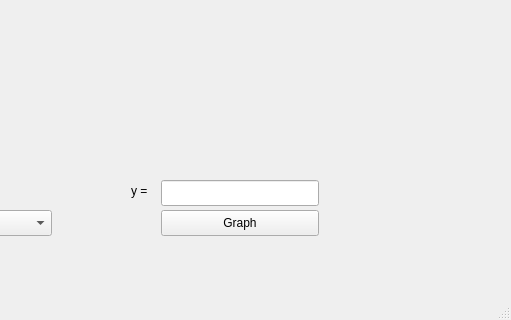
The window that Graphing_Calculator/mainwindow.ui (PhoenixWinter542/Graphing-Calculator) describes before a commit, drawn with Qt 5; both pictures show x 289 to 800 and y 280 to 600 of the 800 by 600 pixel window.
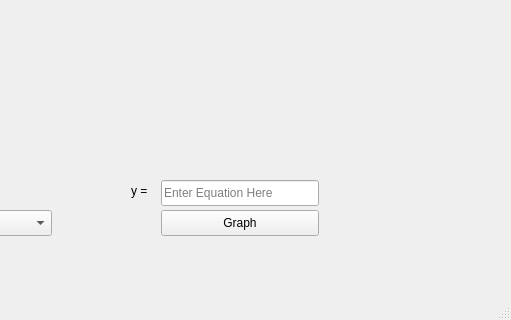
The same window after the commit. Custom widgets are drawn as their Qt base class.

Diff of the .ui file:
```diff
--- a/Graphing_Calculator/mainwindow.ui
+++ b/Graphing_Calculator/mainwindow.ui
@@ -33,6 +33,12 @@
       <height>26</height>
      </rect>
     </property>
+    <property name="text">
+     <string/>
+    </property>
+    <property name="placeholderText">
+     <string>Enter Equation Here</string>
+    </property>
    </widget>
    <widget class="QPushButton" name="DrawButton">
     <property name="geometry">
```
